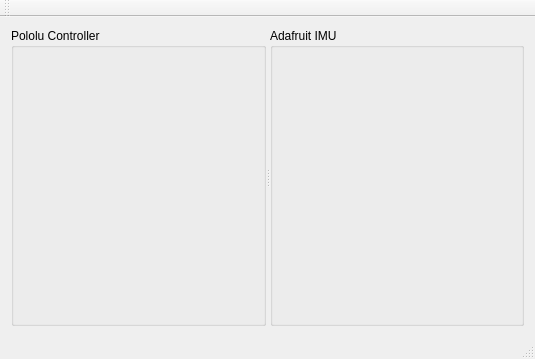
SilvioGiancola/OdroidXU4, file mainwindow.ui: the form before one commit.
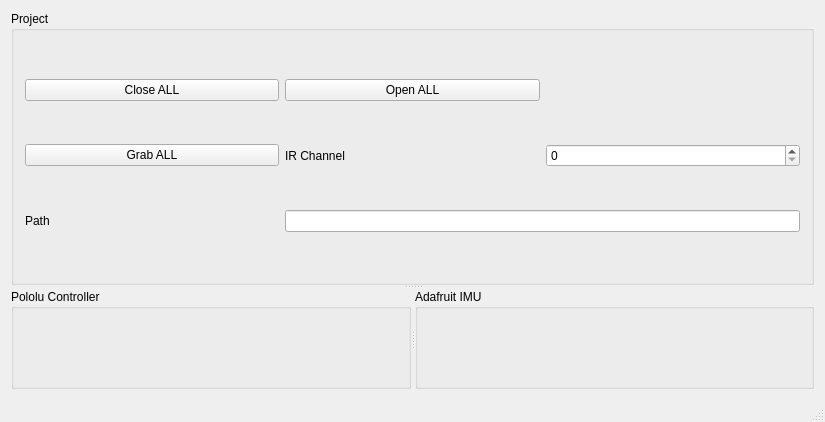
The form after the commit. Custom widgets are drawn as their Qt base class.

Diff of the .ui file:
```diff
--- a/mainwindow.ui
+++ b/mainwindow.ui
@@ -6,8 +6,8 @@
    <rect>
     <x>0</x>
     <y>0</y>
-    <width>535</width>
-    <height>359</height>
+    <width>825</width>
+    <height>422</height>
    </rect>
   </property>
   <property name="windowTitle">
@@ -22,6 +22,74 @@
    </property>
    <layout class="QGridLayout" name="gridLayout">
     <item row="0" column="0">
+     <widget class="QSplitter" name="splitter_2">
+      <property name="orientation">
+       <enum>Qt::Vertical</enum>
+      </property>
+      <widget class="QGroupBox" name="groupBox_3">
+       <property name="title">
+        <string>Project</string>
+       </property>
+       <layout class="QGridLayout" name="gridLayout_2">
+        <item row="0" column="1">
+         <widget class="QPushButton" name="pushButton_closeall">
+          <property name="text">
+           <string>Close ALL</string>
+          </property>
+         </widget>
+        </item>
+        <item row="1" column="1">
+         <widget class="QPushButton" name="pushButton_graball">
+          <property name="text">
+           <string>Grab ALL</string>
+          </property>
+         </widget>
+        </item>
+        <item row="1" column="3">
+         <widget class="QSpinBox" name="spinBox_indexChannel">
+          <property name="maximum">
+           <number>5</number>
+          </property>
+         </widget>
+        </item>
+        <item row="0" column="2">
+         <widget class="QPushButton" name="pushButton_openall">
+          <property name="text">
+           <string>Open ALL</string>
+          </property>
+         </widget>
+        </item>
+        <item row="2" column="2" colspan="2">
+         <widget class="QLineEdit" name="lineEdit_path">
+          <property name="text">
+           <string/>
+          </property>
+         </widget>
+        </item>
+        <item row="1" column="2">
+         <widget class="QLabel" name="label">
+          <property name="text">
+           <string>IR Channel</string>
+          </property>
+         </widget>
+        </item>
+        <item row="2" column="1">
+         <widget class="QLabel" name="label_2">
+          <property name="text">
+           <string>Path</string>
+          </property>
+         </widget>
+        </item>
+       </layout>
+       <zorder>splitter</zorder>
+       <zorder>pushButton_closeall</zorder>
+       <zorder>pushButton_graball</zorder>
+       <zorder>spinBox_indexChannel</zorder>
+       <zorder>label</zorder>
+       <zorder>pushButton_openall</zorder>
+       <zorder>label_2</zorder>
+       <zorder>lineEdit_path</zorder>
+      </widget>
      <widget class="QSplitter" name="splitter">
       <property name="orientation">
        <enum>Qt::Horizontal</enum>
@@ -32,7 +100,7 @@
        </property>
        <layout class="QGridLayout" name="gridLayout_4">
         <item row="0" column="0">
-         <widget class="PololuControllerWidget" name="widget" native="true"/>
+          <widget class="PololuControllerWidget" name="myPololuController" native="true"/>
         </item>
        </layout>
       </widget>
@@ -42,9 +110,10 @@
        </property>
        <layout class="QGridLayout" name="gridLayout_5">
         <item row="0" column="0">
-         <widget class="AdafruitWidget" name="widget_2" native="true"/>
-        </item>
-       </layout>
+          <widget class="AdafruitWidget" name="myAdafruit" native="true"/>
+         </item>
+        </layout>
+       </widget>
       </widget>
      </widget>
     </item>
@@ -55,23 +124,12 @@
     <rect>
      <x>0</x>
      <y>0</y>
-     <width>535</width>
+     <width>825</width>
      <height>25</height>
     </rect>
    </property>
   </widget>
   <widget class="QStatusBar" name="statusBar"/>
-  <widget class="QToolBar" name="toolBar">
-   <property name="windowTitle">
-    <string>toolBar</string>
-   </property>
-   <attribute name="toolBarArea">
-    <enum>TopToolBarArea</enum>
-   </attribute>
-   <attribute name="toolBarBreak">
-    <bool>false</bool>
-   </attribute>
-  </widget>
  </widget>
  <layoutdefault spacing="6" margin="11"/>
  <customwidgets>
```
Lines whose indentation alone changed are shown as unchanged.
